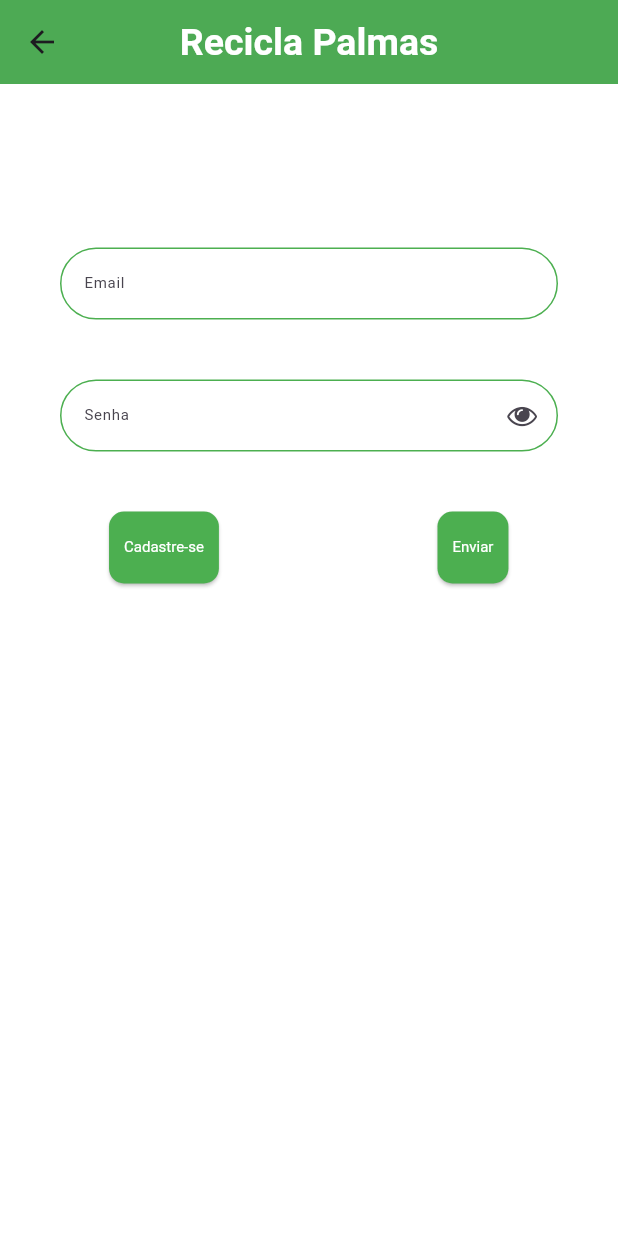
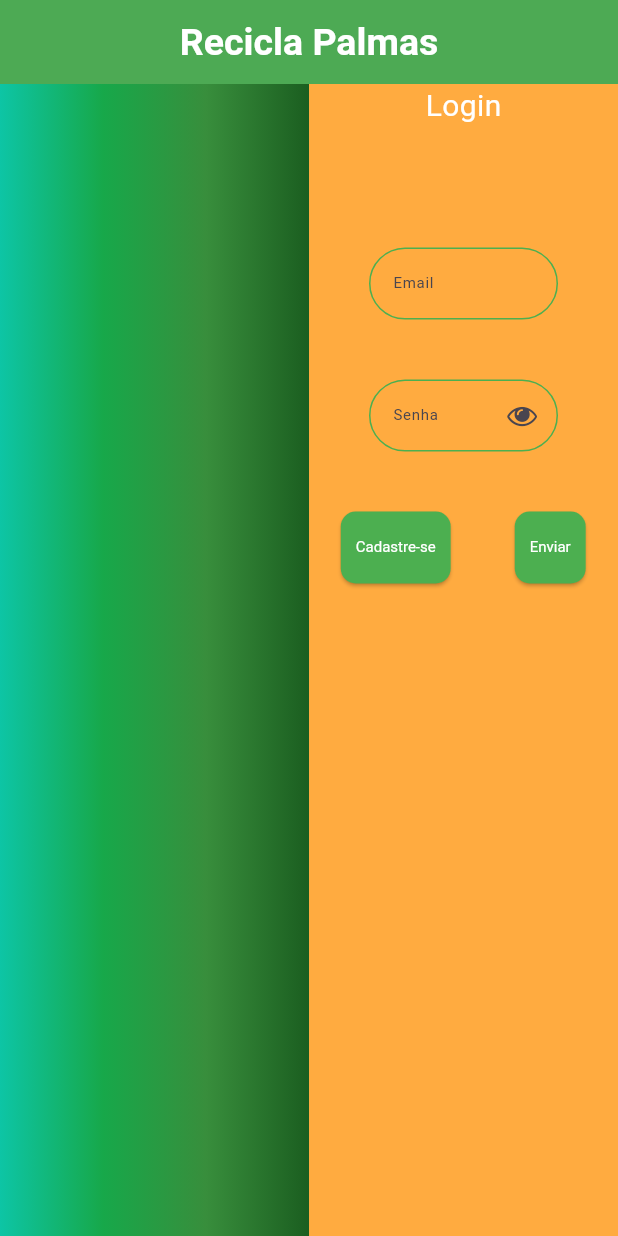
Before and after one commit to Brenokardoso/Recicla-Palmas, a Flutter app: the screen it shows after launch, on a phone screen of 412 x 824 dp. Run offline on Flutter 3.47's test engine with Material 3 defaults, Android fonts, the phone set to English and light mode, and no system bars; our stand-ins replace font_awesome_flutter, supabase_flutter, table_calendar; missing offline and left inert: flutter_osm_plugin, pointer_interceptor, validatorless; accounts and stored records are empty; key blocks and very long unbroken strings in the code were emptied for the run.

Commit message:
aJUSTANDO O LAYOUT

```diff
--- a/lib/app/core/utils/routes.dart
+++ b/lib/app/core/utils/routes.dart
@@ -4,8 +4,8 @@ import 'package:recicla_palmas/app/modules/home/home_page.dart';
 import 'package:recicla_palmas/app/modules/pages/eco_ponto_103_norte.dart';
 
 class Routes {
-  static String authRoute = "/auth";
-  static String homeRoute = "/";
+  static String authRoute = "/";
+  static String homeRoute = "/home";
   static String point103 = "/ecoponto 103 norte";
 }
 
--- a/lib/app/modules/auth/auth_page.dart
+++ b/lib/app/modules/auth/auth_page.dart
@@ -60,7 +60,30 @@ class _AuthPageState extends State<AuthPage> {
         builder: (context, constraits) {
           return ValueListenableBuilder(
             valueListenable: changeForms,
-            builder: (_, value, __) => Column(
+            builder: (_, value, __) => Row(
+              mainAxisAlignment: MainAxisAlignment.start,
+              crossAxisAlignment: CrossAxisAlignment.start,
+              mainAxisSize: MainAxisSize.max,
+              children: [
+                Container(
+                  width: constraits.maxWidth / 2,
+                  height: constraits.maxHeight,
+                  decoration: BoxDecoration(
+                    gradient: LinearGradient(
+                      colors: [
+                        const Color(0xFF0DC5A5), // Verde-azulado (topo)
+                        const Color(0xFF17A84A), // Verde vívido (base)
+                        Colors.green[700]!,
+                        Colors.green[900]!
+                      ],
+                    ),
+                  ),
+                ),
+                Container(
+                  width: constraits.maxWidth / 2,
+                  height: constraits.maxHeight,
+                  color: Colors.orangeAccent,
+                  child: Column(
                     mainAxisAlignment: MainAxisAlignment.start,
                     crossAxisAlignment: CrossAxisAlignment.center,
                     mainAxisSize: MainAxisSize.min,
@@ -69,12 +92,12 @@ class _AuthPageState extends State<AuthPage> {
                         key: formKey,
                         child: value
                             ? cardCadastro(
-                          maxWidth: constraits.maxWidth,
-                          maxHeight: constraits.maxHeight,
+                                maxWidth: constraits.maxWidth / 2,
+                                maxHeight: constraits.maxHeight / 2,
                               )
                             : cardLogin(
-                          maxWidth: constraits.maxWidth,
-                          maxHeight: constraits.maxHeight,
+                                maxWidth: constraits.maxWidth / 2,
+                                maxHeight: constraits.maxHeight / 2,
                               ),
                       ),
                       buttons(
@@ -82,6 +105,9 @@ class _AuthPageState extends State<AuthPage> {
                         maxHeight: constraits.maxHeight,
                         change: value,
                       )
+                    ],
+                  ),
+                ),
               ],
             ),
           );
```
Lines whose indentation alone changed are shown as unchanged.
